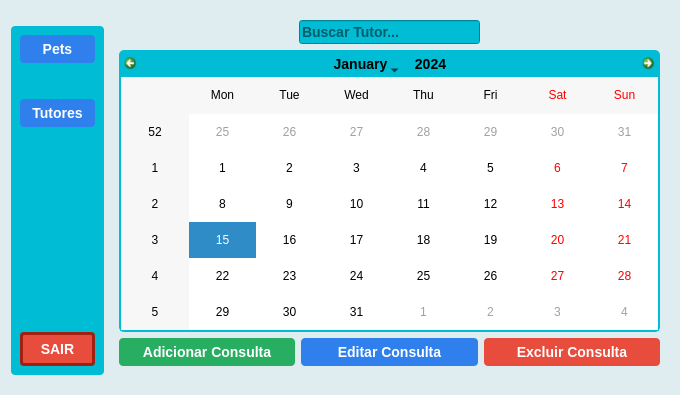
The window that tela_recepcionista_consulta.ui (mateuszinum/Projeto-Clinica-Veterinaria) describes before a commit, drawn with Qt 5.
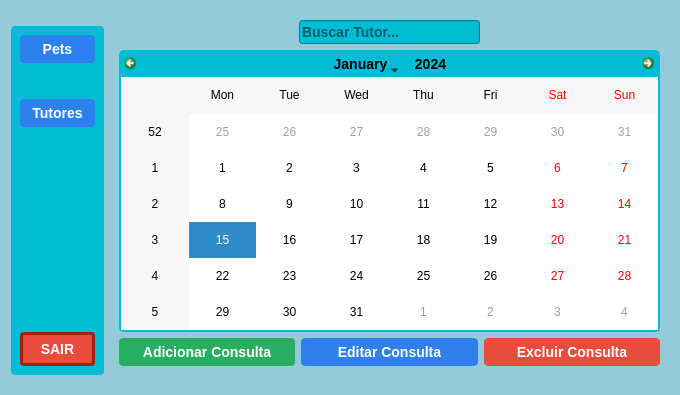
The same window after the commit.

Diff of the .ui file:
```diff
--- a/tela_recepcionista_consulta.ui
+++ b/tela_recepcionista_consulta.ui
@@ -15,7 +15,7 @@
   </property>
   <property name="styleSheet">
    <string notr="true">QWidget#Form {
-    background-color: #dfedf0;
+    background-color: #93cbd9;
 }</string>
   </property>
   <layout class="QGridLayout" name="gridLayout_2">
```
